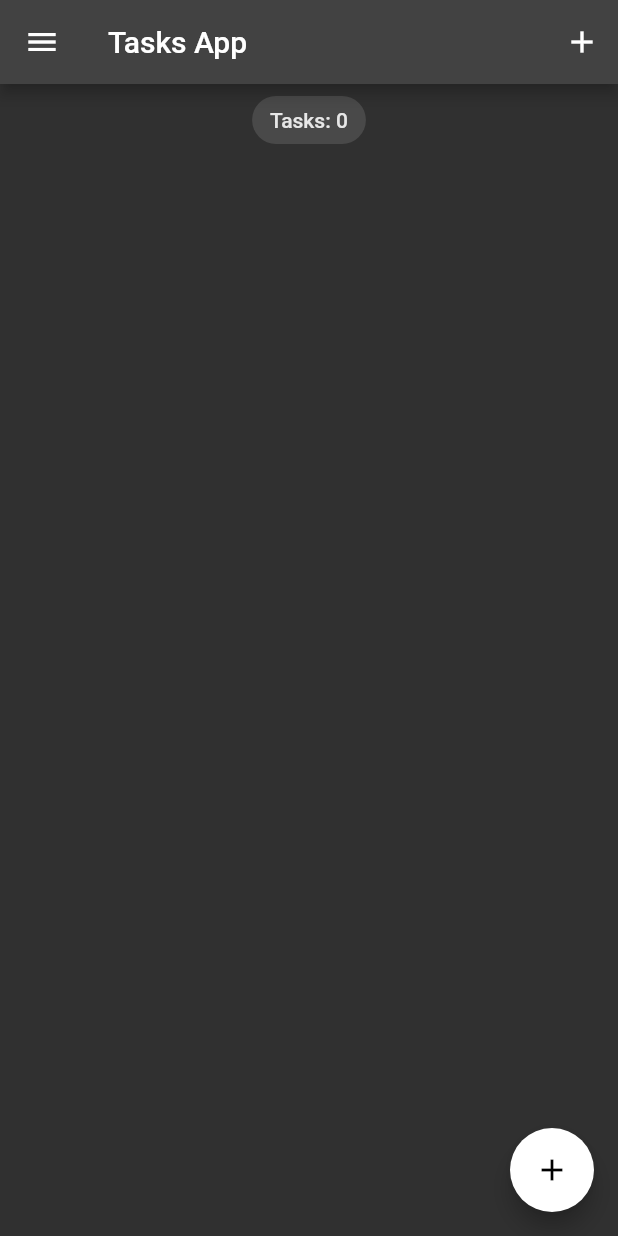
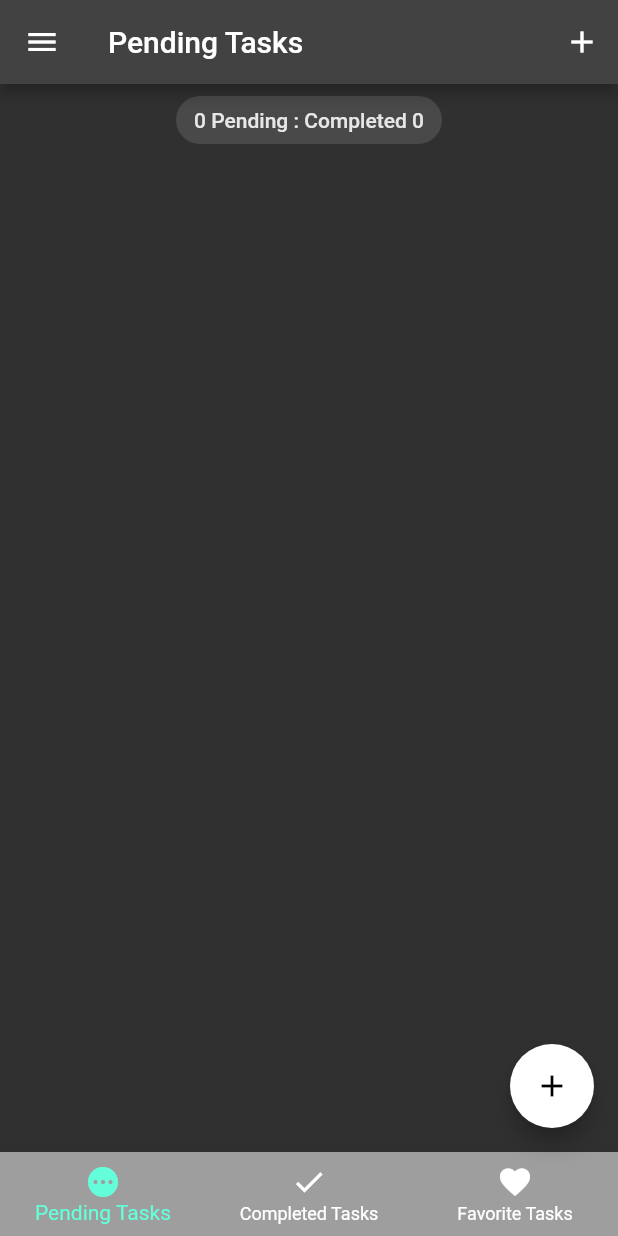
Before and after one commit to burgutov/todo_bloc, a Flutter app: the screen it shows after launch, on a phone screen of 412 x 824 dp. Run offline on Flutter 3.47's test engine with Material 2 defaults, Android fonts, the phone set to English and light mode, and no system bars; our stand-ins replace equatable, flutter_bloc, hydrated_bloc.

Commit message:
Part 4 BottomNavigationBar and CompletedScreen

```diff
--- a/lib/blocs/tasks_bloc/tasks_event.dart
+++ b/lib/blocs/tasks_bloc/tasks_event.dart
@@ -11,6 +11,13 @@ class AddTask extends TasksEvent {
   final Task task;
   const AddTask({required this.task});
 
+  @override
+  List<Object> get props => [task];
+}
+
+class CompletedTask extends TasksEvent {
+  final Task task;
+  const CompletedTask({required this.task});
   @override
   List<Object> get props => [task];
 }
--- a/lib/blocs/tasks_bloc/tasks_state.dart
+++ b/lib/blocs/tasks_bloc/tasks_state.dart
@@ -3,25 +3,34 @@
 part of 'tasks_bloc.dart';
 
 class TasksState extends Equatable {
-  final List<Task> allTasks;
+  final List<Task> pendingTasks;
   final List<Task> removedTasks;
+  final List<Task> completedTasks;
+  final List<Task> favoriteTasks;
+
   const TasksState(
-      {this.allTasks = const <Task>[], this.removedTasks = const <Task>[]});
+      {this.pendingTasks = const <Task>[],
+      this.removedTasks = const <Task>[],
+      this.completedTasks = const <Task>[],
+      this.favoriteTasks = const <Task>[]});
 
   @override
-  List<Object> get props => [allTasks, removedTasks];
+  List<Object> get props =>
+      [pendingTasks, removedTasks, completedTasks, favoriteTasks];
 
   Map<String, dynamic> toMap() {
     return <String, dynamic>{
-      'allTasks': allTasks.map((x) => x.toMap()).toList(),
+      'pendingTasks': pendingTasks.map((x) => x.toMap()).toList(),
       'removedTasks': removedTasks.map((x) => x.toMap()).toList(),
+      'completedTasks': completedTasks.map((x) => x.toMap()).toList(),
+      'favoriteTasks': favoriteTasks.map((x) => x.toMap()).toList()
     };
   }
 
   factory TasksState.fromMap(Map<String, dynamic> map) {
     return TasksState(
-      allTasks: List<Task>.from(
-        (map['allTasks'] as List<int>).map<Task>(
+      pendingTasks: List<Task>.from(
+        (map['pendingTasks'] as List<int>).map<Task>(
           (x) => Task.fromMap(x as Map<String, dynamic>),
         ),
       ),
@@ -30,6 +39,16 @@ class TasksState extends Equatable {
           (x) => Task.fromMap(x as Map<String, dynamic>),
         ),
       ),
+      completedTasks: List<Task>.from(
+        (map['completedTasks'] as List<int>).map<Task>(
+          (x) => Task.fromMap(x as Map<String, dynamic>),
+        ),
+      ),
+      favoriteTasks: List<Task>.from(
+        (map['favoriteTasks'] as List<int>).map<Task>(
+          (x) => Task.fromMap(x as Map<String, dynamic>),
+        ),
+      ),
     );
   }
 }
--- a/lib/main.dart
+++ b/lib/main.dart
@@ -1,9 +1,9 @@
 import 'package:flutter/material.dart';
 import 'package:todo_bloc/blocs/bloc_exports.dart';
 import 'package:path_provider/path_provider.dart';
+import 'package:todo_bloc/screens/tabs_screen.dart';
 import 'package:todo_bloc/services/app_router.dart';
 import 'package:todo_bloc/services/app_theme.dart';
-import 'screens/tasks_screen.dart';
 
 void main() async {
   WidgetsFlutterBinding.ensureInitialized();
@@ -41,7 +41,7 @@ class MyApp extends StatelessWidget {
             theme: state.switchValue
                 ? AppThemes.appThemeData[AppTheme.lightTheme]
                 : AppThemes.appThemeData[AppTheme.darkTheme],
-            home: const TasksScreen(),
+            home: const TabsScreen(),
             onGenerateRoute: appRouter.onGenerateRoute,
           );
         },
--- /dev/null
+++ b/lib/screens/pending_tasks_screen.dart
@@ -0,0 +1,32 @@
+import 'package:flutter/material.dart';
+import 'package:todo_bloc/blocs/bloc_exports.dart';
+
+import '../models/task.dart';
+import '../widgets/tasks_list.dart';
+
+class PendingTasksScreen extends StatelessWidget {
+  const PendingTasksScreen({Key? key}) : super(key: key);
+  static const id = 'tasks_screen';
+
+  @override
+  Widget build(BuildContext context) {
+    return BlocBuilder<TasksBloc, TasksState>(
+      builder: (context, state) {
+        List<Task> tasksList = state.pendingTasks;
+        return Column(
+          crossAxisAlignment: CrossAxisAlignment.center,
+          children: [
+            Center(
+              child: Chip(
+                label: Text(
+                  '${tasksList.length} Pending : Completed ${state.completedTasks.length}',
+                ),
+              ),
+            ),
+            TasksList(tasksList: tasksList),
+          ],
+        );
+      },
+    );
+  }
+}
--- /dev/null
+++ b/lib/screens/tabs_screen.dart
@@ -0,0 +1,79 @@
+import 'package:flutter/material.dart';
+import 'package:todo_bloc/screens/completed_tasks_screen.dart';
+import 'package:todo_bloc/screens/favorite_tasks_screen.dart';
+
+import 'add_task_screen.dart';
+import 'my_drawer.dart';
+import 'pending_tasks_screen.dart';
+
+class TabsScreen extends StatefulWidget {
+  const TabsScreen({Key? key}) : super(key: key);
+
+  static const id = 'tabs_screen';
+
+  @override
+  State<TabsScreen> createState() => _TabsScreenState();
+}
+
+class _TabsScreenState extends State<TabsScreen> {
+  final List<Map<String, dynamic>> _pageDetails = [
+    {'pageName': const PendingTasksScreen(), 'title': 'Pending Tasks'},
+    {'pageName': const CompletedTasksScreen(), 'title': 'Completed Tasks'},
+    {'pageName': const FavoritedTasksScreen(), 'title': 'Favorite Tasks'}
+  ];
+
+  var _selectedPageIndex = 0;
+
+  void _addTask(BuildContext context) {
+    showModalBottomSheet(
+      context: context,
+      builder: (context) => SingleChildScrollView(
+        child: Container(
+          padding:
+              EdgeInsets.only(bottom: MediaQuery.of(context).viewInsets.bottom),
+          child: const AddTaskScreen(),
+        ),
+      ),
+    );
+  }
+
+  @override
+  Widget build(BuildContext context) {
+    return Scaffold(
+      appBar: AppBar(
+        title: Text('${_pageDetails[_selectedPageIndex]['title']}'),
+        actions: [
+          IconButton(
+            onPressed: () => _addTask(context),
+            icon: const Icon(Icons.add),
+          ),
+        ],
+      ),
+      body: _pageDetails[_selectedPageIndex]['pageName'],
+      drawer: const MyDrawer(),
+      floatingActionButton: _selectedPageIndex == 0
+          ? FloatingActionButton(
+              onPressed: () => _addTask(context),
+              tooltip: 'Add Task',
+              child: const Icon(Icons.add),
+            )
+          : null,
+      bottomNavigationBar: BottomNavigationBar(
+        currentIndex: _selectedPageIndex,
+        onTap: (index) {
+          setState(() {
+            _selectedPageIndex = index;
+          });
+        },
+        items: const [
+          BottomNavigationBarItem(
+              icon: Icon(Icons.pending), label: "Pending Tasks"),
+          BottomNavigationBarItem(
+              icon: Icon(Icons.check), label: "Completed Tasks"),
+          BottomNavigationBarItem(
+              icon: Icon(Icons.favorite), label: "Favorite Tasks")
+        ],
+      ),
+    );
+  }
+}
--- a/lib/screens/tasks_screen.dart
+++ /dev/null
@@ -1,69 +0,0 @@
-import 'package:flutter/material.dart';
-import 'package:todo_bloc/blocs/bloc_exports.dart';
-import 'package:todo_bloc/screens/my_drawer.dart';
-
-import '../models/task.dart';
-import '../widgets/tasks_list.dart';
-import 'add_task_screen.dart';
-
-class TasksScreen extends StatefulWidget {
-  const TasksScreen({Key? key}) : super(key: key);
-  static const id = 'tasks_screen';
-
-  @override
-  State<TasksScreen> createState() => _TasksScreenState();
-}
-
-class _TasksScreenState extends State<TasksScreen> {
-  void _addTask(BuildContext context) {
-    showModalBottomSheet(
-      context: context,
-      builder: (context) => SingleChildScrollView(
-        child: Container(
-          padding:
-              EdgeInsets.only(bottom: MediaQuery.of(context).viewInsets.bottom),
-          child: const AddTaskScreen(),
-        ),
-      ),
-    );
-  }
-
-  @override
-  Widget build(BuildContext context) {
-    return BlocBuilder<TasksBloc, TasksState>(
-      builder: (context, state) {
-        List<Task> tasksList = state.allTasks;
-        return Scaffold(
-          appBar: AppBar(
-            title: const Text('Tasks App'),
-            actions: [
-              IconButton(
-                onPressed: () => _addTask(context),
-                icon: const Icon(Icons.add),
-              ),
-            ],
-          ),
-          drawer: const MyDrawer(),
-          body: Column(
-            crossAxisAlignment: CrossAxisAlignment.center,
-            children: [
-              Center(
-                child: Chip(
-                  label: Text(
-                    'Tasks: ${state.allTasks.length}',
-                  ),
-                ),
-              ),
-              TasksList(tasksList: tasksList),
-            ],
-          ),
-          floatingActionButton: FloatingActionButton(
-            onPressed: () => _addTask(context),
-            tooltip: 'Add Task',
-            child: const Icon(Icons.add),
-          ),
-        );
-      },
-    );
-  }
-}
--- a/lib/services/app_router.dart
+++ b/lib/services/app_router.dart
@@ -1,14 +1,14 @@
 import 'package:flutter/material.dart';
 import 'package:todo_bloc/screens/recycle_bin.dart';
-import 'package:todo_bloc/screens/tasks_screen.dart';
+import 'package:todo_bloc/screens/tabs_screen.dart';
 
 class AppRouter {
   Route? onGenerateRoute(RouteSettings routeSettings) {
     switch (routeSettings.name) {
       case RecycleBin.id:
         return MaterialPageRoute(builder: (_) => const RecycleBin());
-      case TasksScreen.id:
-        return MaterialPageRoute(builder: (_) => const TasksScreen());
+      case TabsScreen.id:
+        return MaterialPageRoute(builder: (_) => const TabsScreen());
       default:
         return null;
     }
```
Also changed, not shown: lib/blocs/tasks_bloc/tasks_bloc.dart (+26 -9 lines), lib/screens/completed_tasks_screen.dart (added, +32 -0 lines), lib/screens/favorite_tasks_screen.dart (added, +32 -0 lines), lib/screens/my_drawer.dart (+4 -4 lines), lib/widgets/custom_bottom_bar.dart (added, +23 -0 lines).
